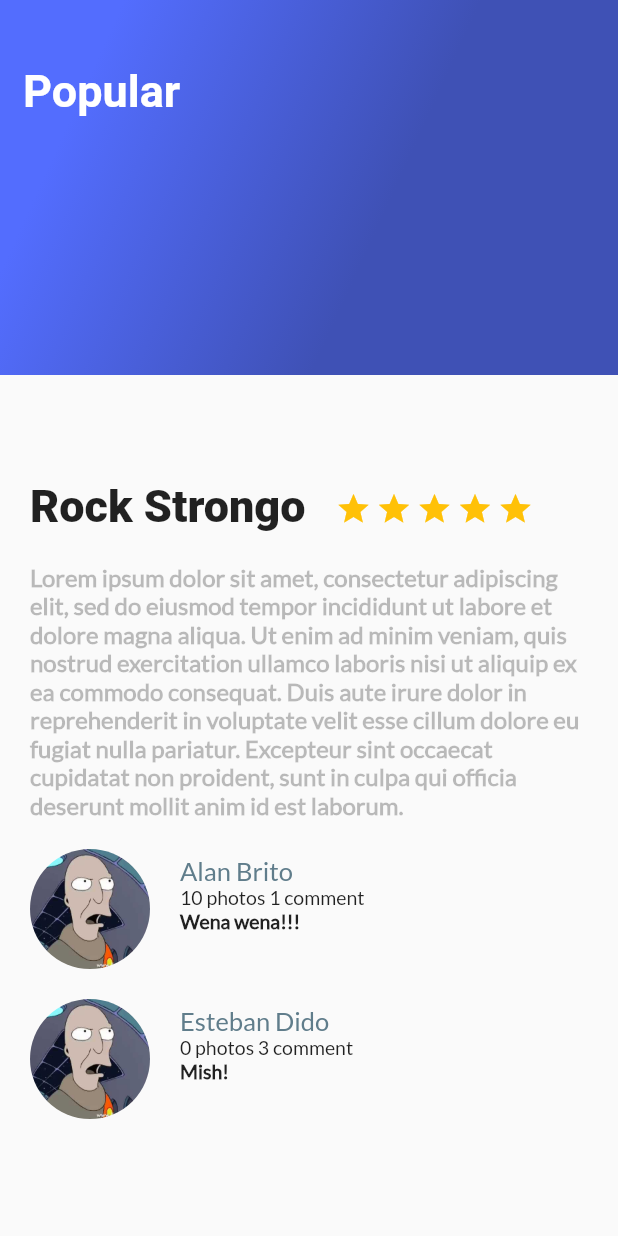
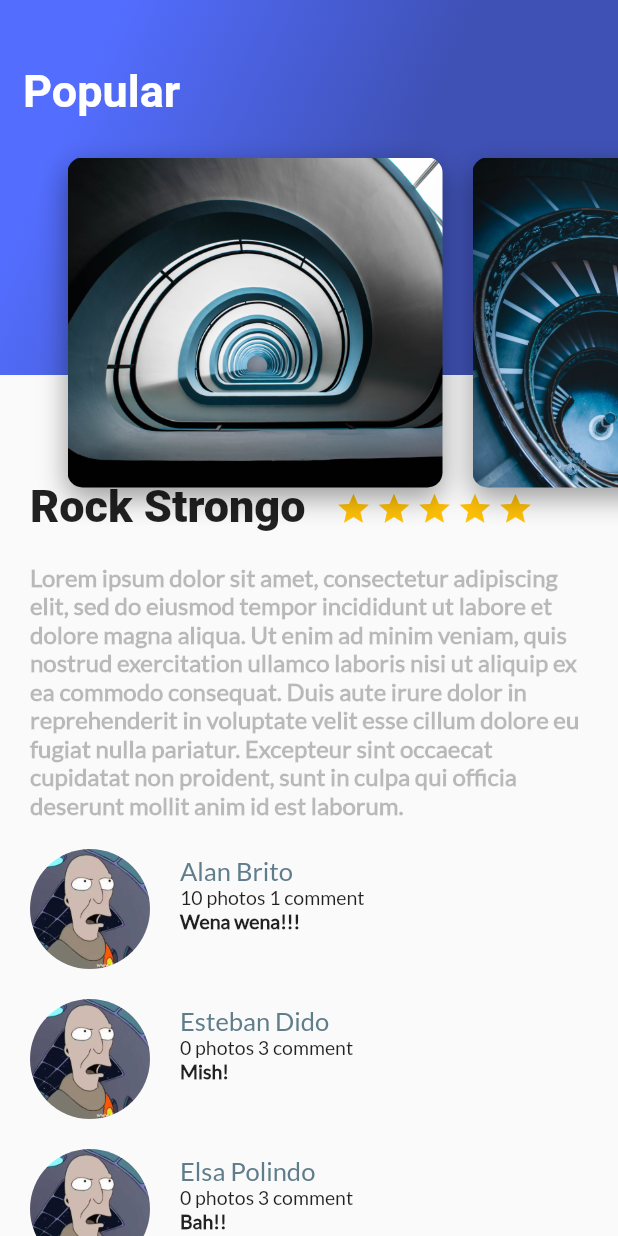
Before and after one commit to the-neutral-company/Platzi-tutorials, a Flutter app: the screen it shows after launch, on a phone screen of 412 x 824 dp. Run offline on Flutter 3.47's test engine with Material 2 defaults, Android fonts, the phone set to English and light mode, and no system bars.

Commit message:
agrego lista de imagenes y header

```diff
--- a/Mobile/Flutter/hola_mundo/lib/card_image.dart
+++ b/Mobile/Flutter/hola_mundo/lib/card_image.dart
@@ -1,9 +1,9 @@
 import 'package:flutter/material.dart';
 
-class CardImages extends StatelessWidget {
+class CardImage extends StatelessWidget {
   String imagePath;
 
-  CardImages(this.imagePath);
+  CardImage(this.imagePath);
   @override
   Widget build(BuildContext context) {
     // TODO: implement build
--- /dev/null
+++ b/Mobile/Flutter/hola_mundo/lib/card_image_list.dart
@@ -0,0 +1,26 @@
+import 'package:flutter/material.dart';
+import 'package:flutter/rendering.dart';
+import 'card_image.dart';
+
+class CardImageList extends StatelessWidget {
+  @override
+  Widget build(BuildContext context) {
+    // TODO: implement build
+    return Container(
+      height: 350.0,
+      child: ListView(
+        padding: EdgeInsets.all(25.0),
+        scrollDirection: Axis.horizontal,
+        children: [
+          CardImage('assets/images/spiral1.jpg'),
+          CardImage('assets/images/spiral2.jpg'),
+          CardImage('assets/images/spiral3.jpg'),
+          CardImage('assets/images/spiral4.jpg')
+        ],
+      ),
+    );
+
+    throw UnimplementedError();
+  }
+
+}
--- /dev/null
+++ b/Mobile/Flutter/hola_mundo/lib/header_appbar.dart
@@ -0,0 +1,18 @@
+import 'package:flutter/material.dart';
+import 'card_image_list.dart';
+import 'gradient_back.dart';
+
+class HeaderAppbar extends StatelessWidget {
+  @override
+  Widget build(BuildContext context) {
+    // TODO: implement build
+    return Stack(
+      children: [
+        GradientBack('Popular'),
+        CardImageList()
+      ],
+    );
+    throw UnimplementedError();
+  }
+
+}
--- a/Mobile/Flutter/hola_mundo/lib/main.dart
+++ b/Mobile/Flutter/hola_mundo/lib/main.dart
@@ -1,7 +1,7 @@
 import 'package:flutter/material.dart';
 import 'description_place.dart';
 import 'review_list.dart';
-import 'gradient_back.dart';
+import 'header_appbar.dart';
 
 void main() {
   runApp(MyApp());
@@ -39,7 +39,7 @@ class MyApp extends StatelessWidget {
                 ReviewList()
               ],
             ),
-            GradientBack('Popular')
+            HeaderAppbar()
           ],
         )
       )//MyHomePage(title: 'Flutter Demo Home Page'),
--- a/Mobile/Flutter/hola_mundo/lib/review_list.dart
+++ b/Mobile/Flutter/hola_mundo/lib/review_list.dart
@@ -9,7 +9,8 @@ class ReviewList extends StatelessWidget {
     return Column(
       children: [
         Review('assets/images/neutral.jpg', 'Alan Brito', '10 photos 1 comment', 'Wena wena!!!'),
-        Review('assets/images/neutral.jpg', 'Esteban Dido', '0 photos 3 comment', 'Mish!')
+        Review('assets/images/neutral.jpg', 'Esteban Dido', '0 photos 3 comment', 'Mish!'),
+        Review('assets/images/neutral.jpg', 'Elsa Polindo', '0 photos 3 comment', 'Bah!!')
       ],
     );
 
```
